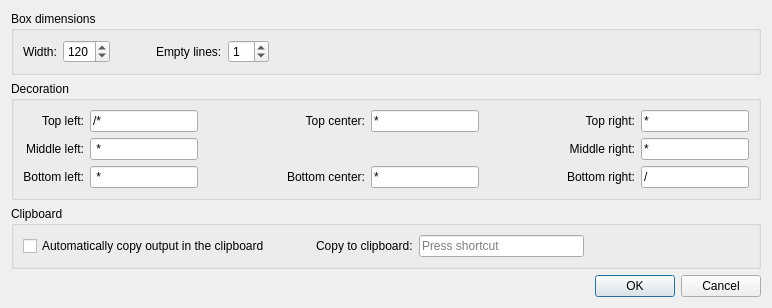
The window that UI/DlgSettings.ui (Folco68/Combox) describes before a commit, drawn with Qt 5.
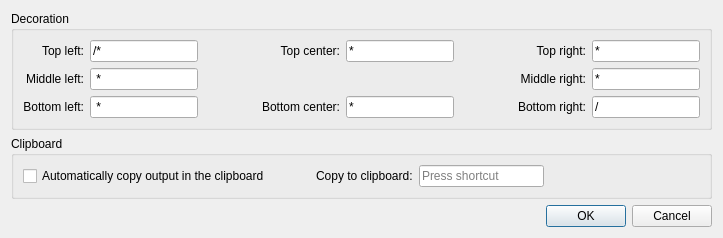
The same window after the commit.

Commit message: - moved "Width" and "Empty lines" settings from DlgSettings to MainWindow, because they are often used - changed QTimer* GenerationTimer to a local copy - changed GenerationTimer* to a local copy - simplified some connections. Clazy does not complains... - save settings defined in the MainWindow on exit (Index count and Tab size were not saved) - add a step of 10 to the Width Spinbox - added .gitignore - bumped to version 1.2.0

```diff
--- a/UI/DlgSettings.ui
+++ b/UI/DlgSettings.ui
@@ -6,96 +6,14 @@
    <rect>
     <x>0</x>
     <y>0</y>
-    <width>772</width>
-    <height>295</height>
+    <width>723</width>
+    <height>228</height>
    </rect>
   </property>
   <property name="windowTitle">
    <string>Dialog</string>
   </property>
   <layout class="QVBoxLayout" name="verticalLayout">
-   <item>
-    <widget class="QGroupBox" name="GroupSize">
-     <property name="title">
-      <string>Box dimensions</string>
-     </property>
-     <layout class="QHBoxLayout" name="horizontalLayout_2">
-      <item>
-       <layout class="QHBoxLayout" name="horizontalLayout">
-        <item>
-         <widget class="QLabel" name="LabelWidth">
-          <property name="text">
-           <string>Width:</string>
-          </property>
-         </widget>
-        </item>
-        <item>
-         <widget class="QSpinBox" name="SpinBoxWidth">
-          <property name="toolTip">
-           <string>Minimum width of the box, taking in account the indentation. Box is extended if commentaries are wider</string>
-          </property>
-          <property name="minimum">
-           <number>20</number>
-          </property>
-          <property name="maximum">
-           <number>250</number>
-          </property>
-          <property name="value">
-           <number>120</number>
-          </property>
-         </widget>
-        </item>
-        <item>
-         <spacer name="HSpacer3">
-          <property name="orientation">
-           <enum>Qt::Orientation::Horizontal</enum>
-          </property>
-          <property name="sizeType">
-           <enum>QSizePolicy::Policy::Fixed</enum>
-          </property>
-          <property name="sizeHint" stdset="0">
-           <size>
-            <width>40</width>
-            <height>20</height>
-           </size>
-          </property>
-         </spacer>
-        </item>
-        <item>
-         <widget class="QLabel" name="LabelEmptyLines">
-          <property name="text">
-           <string>Empty lines:</string>
-          </property>
-         </widget>
-        </item>
-        <item>
-         <widget class="QSpinBox" name="SpinBoxEmptyLines">
-          <property name="maximum">
-           <number>10</number>
-          </property>
-          <property name="value">
-           <number>1</number>
-          </property>
-         </widget>
-        </item>
-        <item>
-         <spacer name="HSpacer4">
-          <property name="orientation">
-           <enum>Qt::Orientation::Horizontal</enum>
-          </property>
-          <property name="sizeHint" stdset="0">
-           <size>
-            <width>40</width>
-            <height>20</height>
-           </size>
-          </property>
-         </spacer>
-        </item>
-       </layout>
-      </item>
-     </layout>
-    </widget>
-   </item>
    <item>
     <widget class="QGroupBox" name="GroupDerocation">
      <property name="title">
@@ -281,7 +199,7 @@
        </widget>
       </item>
       <item>
-       <spacer name="HSpacer5">
+       <spacer name="HSpacer3">
         <property name="orientation">
          <enum>Qt::Orientation::Horizontal</enum>
         </property>
@@ -307,7 +225,7 @@
        <widget class="QKeySequenceEdit" name="KeySequenceCopy"/>
       </item>
       <item>
-       <spacer name="HSpacer6">
+       <spacer name="HSpacer4">
         <property name="orientation">
          <enum>Qt::Orientation::Horizontal</enum>
         </property>
```
Left out of the diff: 5 changed lines with no effect on the pictures. The commit also changes 9 other files.
